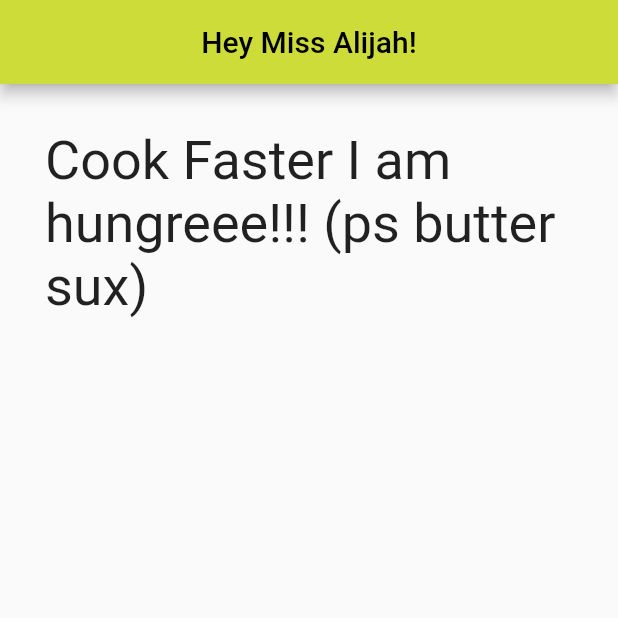
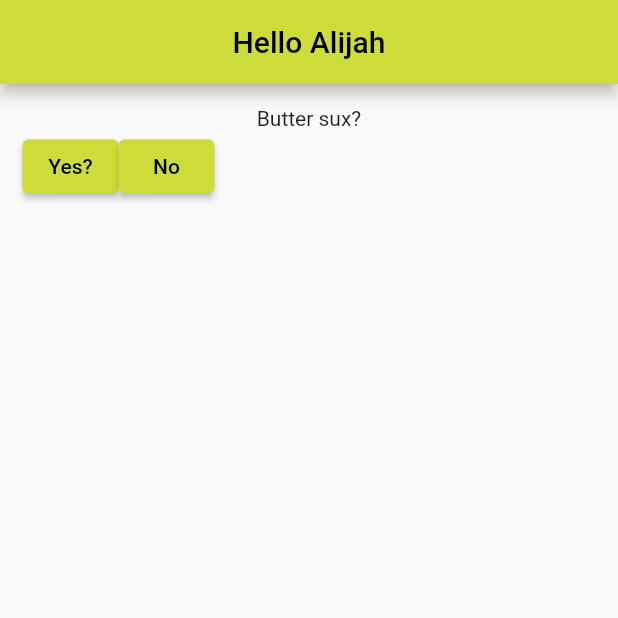
Before and after one commit to shaycraft/flutter-hello-world, a Flutter app: the screen it shows after launch, on a phone screen of 412 x 824 dp, the top half of it. Run offline on Flutter 3.47's test engine with Material 2 defaults, Android fonts, the phone set to English and light mode, and no system bars.

```diff
--- a/lib/main.dart
+++ b/lib/main.dart
@@ -4,35 +4,130 @@ void main() {
   runApp(const MyApp());
 }
 
-class MyApp extends StatelessWidget {
+class MyApp extends StatefulWidget {
   const MyApp({super.key});
 
-  // This widget is the root of your application.
+  @override
+  State<MyApp> createState() {
+    return _MyAppState();
+  }
+}
+
+class _MyAppState extends State<MyApp> {
+  String _bannerText = 'Butter sux?';
+
   @override
   Widget build(BuildContext context) {
-    const double defaultFontSize = 36;
-    const String greetingText = "Hey Miss Alijah!";
-
-    const textWidget = Text(
-      'Cook Faster I am hungreee!!! (ps butter sux)',
-      style: TextStyle(fontSize: defaultFontSize),
-    );
-
-    const paddingWidget = Padding(
-        padding: EdgeInsets.all(15.0), child: Center(child: textWidget));
-
-    var columnWidget = Column(
-      children: const [Center(child: paddingWidget)],
-    );
-
     return MaterialApp(
         title: 'Flutter Demo',
         theme: ThemeData(
           primarySwatch: Colors.lime,
         ),
         home: Scaffold(
-            appBar: AppBar(title: const Center(child: Text(greetingText))),
+            appBar: AppBar(title: const Center(child: Text('Hello Alijah'))),
             body: Padding(
-                padding: const EdgeInsets.all(15.0), child: columnWidget)));
+                padding: const EdgeInsets.all(15.0),
+                child: Column(
+                  children: [
+                    Text(_bannerText),
+                    Row(
+                      children: [
+                        ElevatedButton(
+                          onPressed: () {
+                            setState(() {
+                              _bannerText = 'Correct!';
+                            });
+                          },
+                          child: const Text('Yes?'),
+                        ),
+                        ElevatedButton(
+                            onPressed: () => setState(() {
+                                  _bannerText = 'WRONG!!!!!';
+                                }),
+                            child: const Text('No'))
+                      ],
+                    )
+                  ],
+                ))));
   }
 }
+
+// import 'package:flutter/material.dart';
+//
+// void main() {
+//   runApp(const MyApp());
+// }
+//
+// class _BannerTextState extends State<MyApp> {
+//   String _statusMessage = 'Butter sux?';
+//
+//   @override
+//   Widget build(BuildContext context) {
+//     return Text(_statusMessage);
+//   }
+// }
+//
+// class MyApp extends StatefulWidget {
+//   const MyApp({super.key});
+//
+//   String statusMessage;
+//
+//   void updateWithYes() {
+//
+//   }
+//
+//   // This widget is the root of your application.
+//   @override
+//   Widget build(BuildContext context) {
+//     const double defaultFontSize = 36;
+//     const String greetingText = "Hey Miss Alijah!";
+//
+//     const textWidget = Text(
+//       'Cook Faster I am hungreee!!! (ps butter suxzzz)',
+//       style: TextStyle(fontSize: defaultFontSize),
+//     );
+//
+//     const paddingWidget = Padding(
+//         padding: EdgeInsets.all(15.0), child: Center(child: textWidget));
+//
+//     var columnWidget = Column(
+//       children: const [Center(child: paddingWidget)],
+//     );
+//
+//     String statusMessage = "Butter Suxzzzz?";
+//
+//     const statusLabel = Text('Butter sux?');
+//
+//     return MaterialApp(
+//         title: 'Flutter Demo',
+//         theme: ThemeData(
+//           primarySwatch: Colors.lime,
+//         ),
+//         home: Scaffold(
+//             appBar: AppBar(title: const Center(child: Text('Hello Alijah'))),
+//             body: Padding(
+//                 padding: const EdgeInsets.all(15.0),
+//                 child: Column(
+//                   children: [
+//                     Text(statusMessage),
+//                     Row(
+//                       children: [
+//                         ElevatedButton(
+//                           child: const Text('Yes'),
+//                           onPressed: () => statusLabel. = 'Correct',
+//                         ),
+//                         ElevatedButton(
+//                           child: const Text('No'),
+//                           onPressed: () => {},
+//                         )
+//                       ],
+//                     )
+//                   ],
+//                 ))));
+//   }
+//
+//   @override
+//   State<StatefulWidget> createState() {
+//     statusMessage = 'Butter sux?';
+//   }
+// }
```
